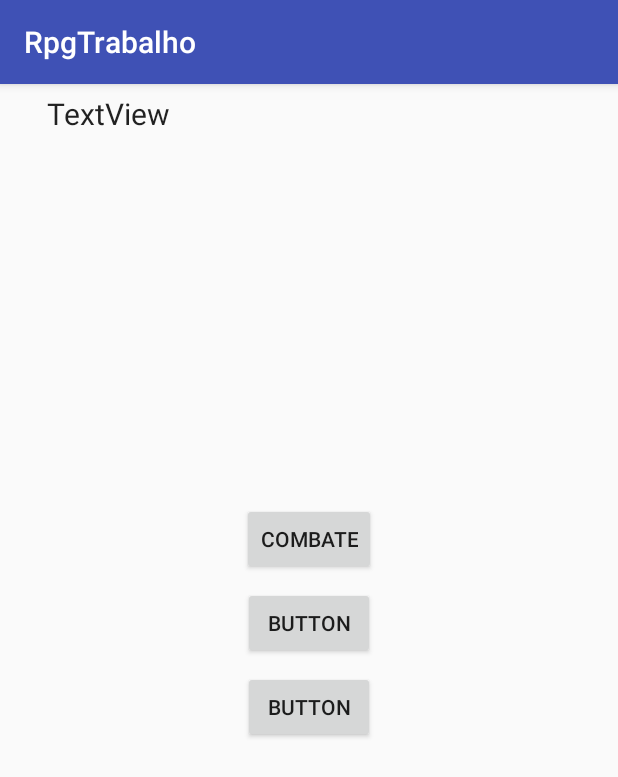
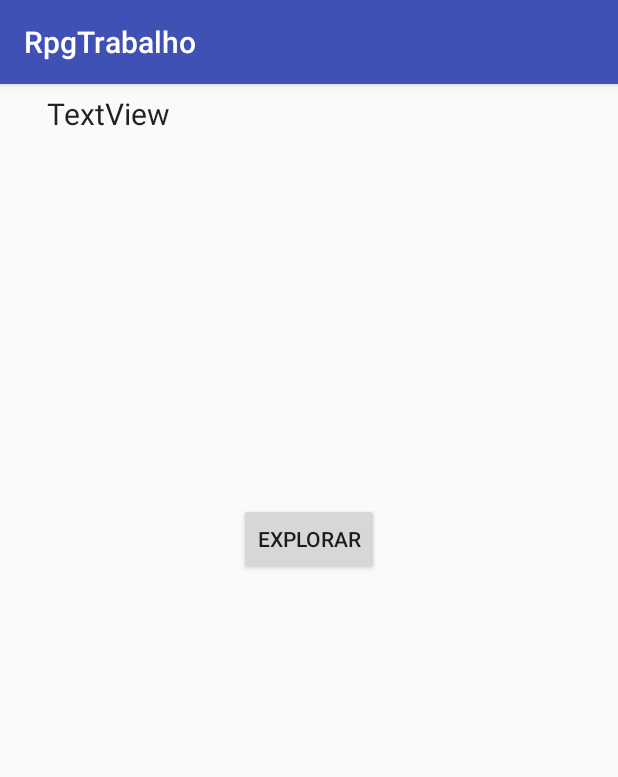
Before and after one commit to hirobs/RpgTrabalho, an Android app: the TelaAmbiente screen opened directly, with no data from a screen before it, on a phone screen of 412 x 824 dp. Shown: the top 777 px of the screen. Run offline under Robolectric (Android 15) with nearby library versions, the phone set to English and light mode, and no system bars.

Commit message:
Arrumei várias coisas

```diff
--- a/app/src/main/res/layout/activity_tela_ambiente.xml
+++ b/app/src/main/res/layout/activity_tela_ambiente.xml
@@ -27,33 +27,39 @@
         android:layout_marginLeft="8dp"
         android:layout_marginRight="8dp"
         android:layout_marginTop="8dp"
-        android:onClick="clickBatalha"
-        android:text="combate"
+        android:onClick="clickBotao"
+        android:text="explorar"
         app:layout_constraintLeft_toLeftOf="parent"
         app:layout_constraintRight_toRightOf="parent"
         app:layout_constraintTop_toBottomOf="@+id/textViewLogs" />
 
     <Button
-        android:id="@+id/button2"
+        android:id="@+id/buttonNao"
         android:layout_width="wrap_content"
         android:layout_height="wrap_content"
-        android:text="Button"
-        android:layout_marginTop="8dp"
-        app:layout_constraintTop_toBottomOf="@+id/buttonCombate"
         android:layout_marginLeft="8dp"
+        android:layout_marginRight="8dp"
+        android:layout_marginTop="0dp"
+        android:onClick="clickBotao"
+        android:text="Não"
+        android:visibility="gone"
+        app:layout_constraintHorizontal_bias="0.267"
         app:layout_constraintLeft_toLeftOf="parent"
-        android:layout_marginRight="8dp"
-        app:layout_constraintRight_toRightOf="parent" />
+        app:layout_constraintRight_toRightOf="parent"
+        app:layout_constraintTop_toBottomOf="@+id/buttonCombate" />
 
     <Button
-        android:id="@+id/button3"
+        android:id="@+id/buttonSim"
         android:layout_width="wrap_content"
         android:layout_height="wrap_content"
-        android:text="Button"
-        android:layout_marginTop="8dp"
-        app:layout_constraintTop_toBottomOf="@+id/button2"
         android:layout_marginLeft="8dp"
-        app:layout_constraintLeft_toLeftOf="parent"
         android:layout_marginRight="8dp"
-        app:layout_constraintRight_toRightOf="parent" />
+        android:layout_marginTop="0dp"
+        android:onClick="clickBotao"
+        android:text="Sim"
+        android:visibility="gone"
+        app:layout_constraintHorizontal_bias="0.333"
+        app:layout_constraintLeft_toRightOf="@+id/buttonNao"
+        app:layout_constraintRight_toRightOf="parent"
+        app:layout_constraintTop_toBottomOf="@+id/buttonCombate" />
 </android.support.constraint.ConstraintLayout>
```
Also changed, not shown: app/src/main/java/com/example/hirob/rpgtrabalho/TelaAmbiente.java (+91 -27 lines).
